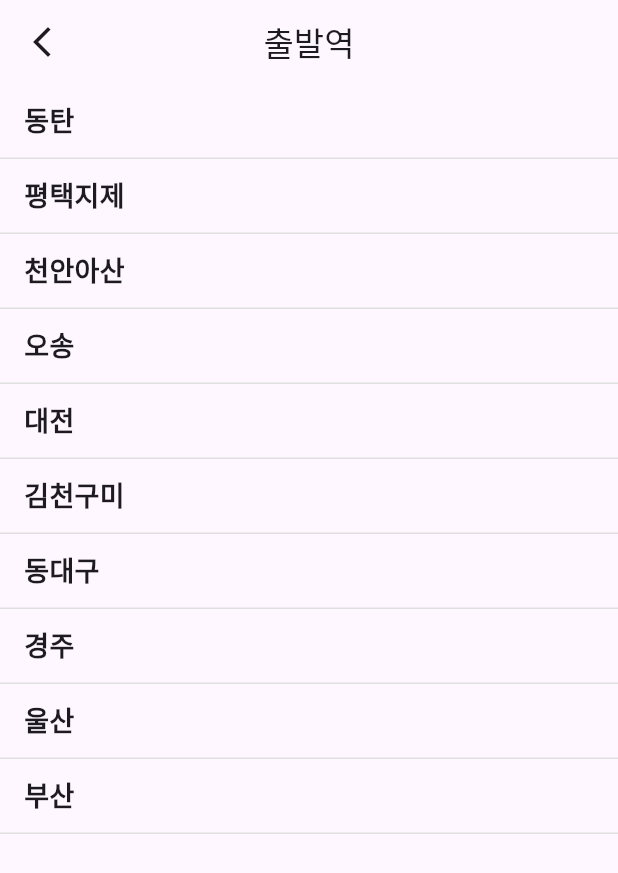
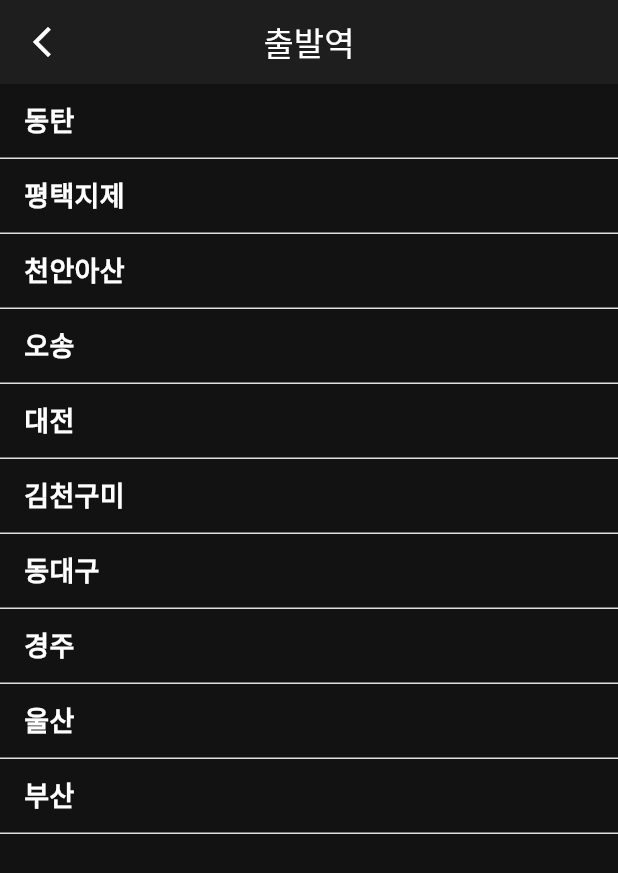
Before and after one commit to wackyturtle/flutter_train_app, a Flutter app: the screen it shows after launch, after a tap on "출발역", on a phone screen of 412 x 824 dp. Shown: the top 873 px of the screen. Run offline on Flutter 3.47's test engine with Material 3 defaults, Android fonts, the phone set to English and light mode, and no system bars.

Commit message:
Update_다크모드구현(미완성)

```diff
--- a/lib/home/Home_Page.dart
+++ b/lib/home/Home_Page.dart
@@ -18,14 +18,14 @@ class _HomePageState extends State<HomePage> {
       appBar: AppBar(centerTitle: true, title: Text('기차 예매')),
       body: Container(
         padding: EdgeInsets.all(20),
-        color: Colors.grey[200],
+        color: Theme.of(context).scaffoldBackgroundColor,
         child: Column(
           mainAxisAlignment: MainAxisAlignment.center,
           children: [
             Container(
               height: 200,
               decoration: BoxDecoration(
-                color: Colors.white,
+                color: Theme.of(context).scaffoldBackgroundColor,
                 borderRadius: BorderRadius.circular(20),
               ),
               child: Row(
@@ -36,9 +36,12 @@ class _HomePageState extends State<HomePage> {
                       final result = await Navigator.push(
                         context,
                         MaterialPageRoute(
-                          builder: (context) {
-                            return StationListPage('출발역');
-                          },
+                          builder: (context) => StationListPage(
+                            title: '출발역',
+                            excludeStation: EndStation == '선택'
+                                ? null
+                                : EndStation,
+                          ),
                         ),
                       );
                       setState(() {
@@ -53,9 +56,12 @@ class _HomePageState extends State<HomePage> {
                       final result = await Navigator.push(
                         context,
                         MaterialPageRoute(
-                          builder: (context) {
-                            return StationListPage('도착역');
-                          },
+                          builder: (context) => StationListPage(
+                            title: '도착역',
+                            excludeStation: StartStation == '선택'
+                                ? null
+                                : StartStation,
+                          ),
                         ),
                       );
                       setState(() {
--- a/lib/main.dart
+++ b/lib/main.dart
@@ -1,7 +1,5 @@
 import 'package:flutter/material.dart';
 import 'package:flutter_train_app/home/Home_Page.dart';
-import 'package:flutter_train_app/seat/Seat_Page.dart';
-import 'package:flutter_train_app/station/Station_List_page.dart';
 
 void main() {
   runApp(const MyApp());
@@ -12,6 +10,36 @@ class MyApp extends StatelessWidget {
 
   @override
   Widget build(BuildContext context) {
-    return MaterialApp(home: HomePage());
+    return MaterialApp(
+      title: '기차 예매 앱',
+      theme: ThemeData(
+        scaffoldBackgroundColor: Colors.grey[200],
+        appBarTheme: AppBarTheme(
+          backgroundColor: Colors.white,
+          foregroundColor: Colors.black,
+          centerTitle: true,
+        ),
+        elevatedButtonTheme: ElevatedButtonThemeData(
+          style: ElevatedButton.styleFrom(backgroundColor: Colors.purple),
+        ),
+        textTheme: TextTheme(bodyMedium: TextStyle(color: Colors.black)),
+      ),
+      darkTheme: ThemeData(
+        scaffoldBackgroundColor: Color(0xFF121212),
+        appBarTheme: AppBarTheme(
+          backgroundColor: Color(0xFF1E1E1E),
+          foregroundColor: Colors.white,
+          centerTitle: true,
+        ),
+        elevatedButtonTheme: ElevatedButtonThemeData(
+          style: ElevatedButton.styleFrom(backgroundColor: Colors.purple),
+        ),
+        textTheme: TextTheme(bodyMedium: TextStyle(color: Colors.white)),
+        dividerColor: Colors.grey[600],
+        cardColor: Color(0xFF1E1E1E),
+      ),
+      themeMode: ThemeMode.dark,
+      home: HomePage(),
+    );
   }
 }
--- a/lib/station/Station_List_page.dart
+++ b/lib/station/Station_List_page.dart
@@ -1,7 +1,11 @@
 import 'package:flutter/material.dart';
 
 class StationListPage extends StatelessWidget {
-  String title;
+  final String title;
+  final String? excludeStation;
+
+  StationListPage({required this.title, this.excludeStation});
+
   static const List<String> stations = [
     '동탄',
     '평택지제',
@@ -15,10 +19,12 @@ class StationListPage extends StatelessWidget {
     '부산',
   ];
 
-  StationListPage(this.title);
-
   @override
   Widget build(BuildContext context) {
+    final filteredStations = excludeStation == null
+        ? stations
+        : stations.where((s) => s != excludeStation).toList();
+
     return Scaffold(
       appBar: AppBar(
         title: Text(title),
@@ -30,8 +36,31 @@ class StationListPage extends StatelessWidget {
           icon: Icon(Icons.arrow_back_ios_new_outlined),
         ),
       ),
-      body: ListView(children: [for (var i in stations) station(i, context)]),
+      body: ListView(
+        children: [
+          for (var station in filteredStations)
+            GestureDetector(
+              onTap: () => Navigator.pop(context, station),
+              child: Container(
+                height: 50,
+                padding: const EdgeInsets.symmetric(horizontal: 16),
+                alignment: Alignment.centerLeft,
+                decoration: BoxDecoration(
+                  border: Border(bottom: BorderSide(color: Colors.grey[300]!)),
+                ),
+                child: Text(
+                  station,
+                  style: const TextStyle(
+                    fontSize: 18,
+                    fontWeight: FontWeight.bold,
+                  ),
+                ),
+              ),
+            ),
+        ],
+      ),
     );
+  }
 }
 
 Widget station(String stationName, BuildContext context) {
@@ -53,4 +82,3 @@ class StationListPage extends StatelessWidget {
     ),
   );
 }
-}
```
Lines whose indentation alone changed are shown as unchanged.
